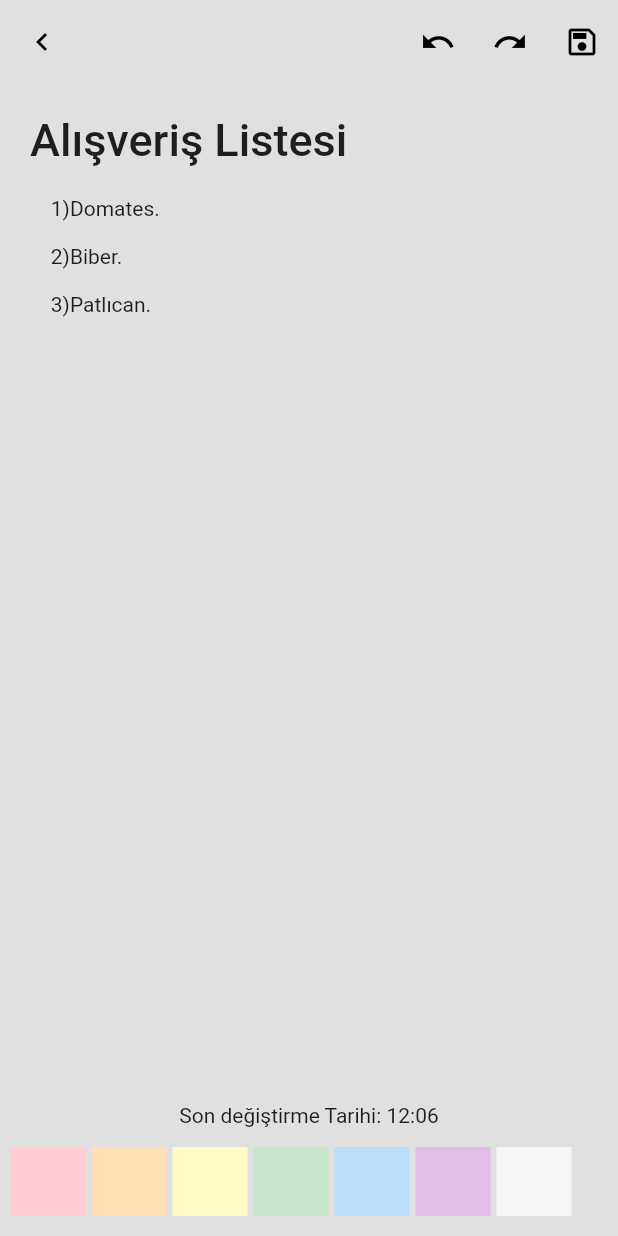
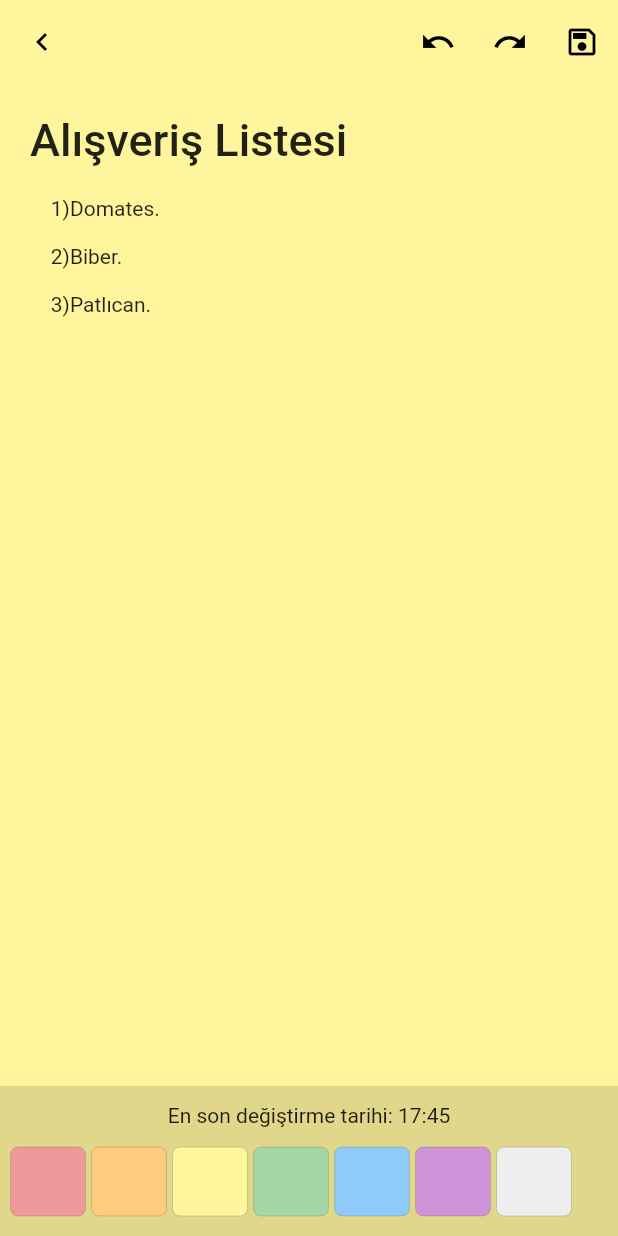
Before and after one commit to AkinBozburun/Note-App-Flutter, a Flutter app: the screen it shows after launch, after a tap on "Alışveriş Listesi", on a phone screen of 412 x 824 dp. Run offline on Flutter 3.47's test engine with Material 2 defaults, Android fonts, the phone set to English and light mode, and no system bars.

Commit message:
UI improvment of color list

```diff
--- a/lib/core/note_list_map.dart
+++ b/lib/core/note_list_map.dart
@@ -2,22 +2,26 @@ List notes =
 [
   {
     "title" : "Yapılacaklar Listesi",
+    "lastChange" : "12:06",
     "note" : """
     1)Ödev.
 
     2)Alışveriş.
 
     3)Temizlik.
-    """
+    """,
+
   },
   {
     "title" : "Alışveriş Listesi",
+    "lastChange" : "17:45",
     "note" : """
     1)Domates.
 
     2)Biber.
 
     3)Patlıcan.
-    """
+    """,
+
   },
 ];
--- a/lib/main.dart
+++ b/lib/main.dart
@@ -1,13 +1,7 @@
 import 'package:flutter/material.dart';
-import 'package:flutter/services.dart';
 import 'package:my_notes_app/view/notes_page.dart';
 void main()
 {
-  SystemChrome.setSystemUIOverlayStyle(const SystemUiOverlayStyle
-  (
-    statusBarColor: Colors.transparent,
-    statusBarIconBrightness: Brightness.dark
-  ));
   runApp(const MyApp());
 }
 
--- a/lib/view/note_page.dart
+++ b/lib/view/note_page.dart
@@ -1,7 +1,7 @@
 import 'package:flutter/material.dart';
-import 'package:flutter/services.dart';
 import 'package:my_notes_app/widgets/colors_list.dart';
 import 'package:my_notes_app/core/note_list_map.dart';
+import 'package:my_notes_app/widgets/widgets.dart';
 
 class NotePage extends StatefulWidget
 {
@@ -24,6 +24,7 @@ class _NotePageState extends State<NotePage>
       backgroundColor: widget.gelencolor,
       appBar: AppBar
       (
+        systemOverlayStyle: tranparentStatusBar(),
         backgroundColor: Colors.transparent,
         elevation: 0,
         leading: IconButton
@@ -58,15 +59,16 @@ class _NotePageState extends State<NotePage>
               ],
             ),
           ),
-          SizedBox
+          Container
           (
+            color: Colors.black12,
             height: 100,
             child: Column
             (
               mainAxisAlignment: MainAxisAlignment.spaceEvenly,
               children:
               [
-                const Text("Son değiştirme Tarihi: 12:06"),
+                Text("En son değiştirme tarihi: ${notes[widget.gelenIndex]["lastChange"]}"),
                 ColorList(),
               ],
             ),
--- a/lib/view/notes_page.dart
+++ b/lib/view/notes_page.dart
@@ -1,5 +1,4 @@
 import 'package:flutter/material.dart';
-import 'package:flutter/services.dart';
 import 'package:my_notes_app/core/note_list_map.dart';
 import 'package:my_notes_app/view/note_page.dart';
 import 'package:my_notes_app/widgets/widgets.dart';
@@ -16,7 +15,7 @@ class _NotesPageState extends State<NotesPage>
 {
   String kullanici = "Akın Bozburun";
 
-  Color noteColor = Colors.grey.shade300;
+  Color noteColor = Colors.yellow.shade200;
 
   @override
   Widget build(BuildContext context)
@@ -25,6 +24,7 @@ class _NotesPageState extends State<NotesPage>
     (
       appBar: AppBar
       (
+        systemOverlayStyle: tranparentStatusBar(),
         title: Column
         (
           crossAxisAlignment: CrossAxisAlignment.start,
--- a/lib/widgets/colors_list.dart
+++ b/lib/widgets/colors_list.dart
@@ -8,31 +8,31 @@ class ColorList extends StatelessWidget
   [
     {
       "name" : "Red",
-      "color" : Colors.red.shade100,
+      "color" : Colors.red.shade200,
     },
     {
       "name" : "Orange",
-      "color" : Colors.orange.shade100,
+      "color" : Colors.orange.shade200,
     },
     {
       "name" : "Yellow",
-      "color" : Colors.yellow.shade100,
+      "color" : Colors.yellow.shade200,
     },
     {
       "name" : "Green",
-      "color" : Colors.green.shade100,
+      "color" : Colors.green.shade200,
     },
     {
       "name" : "Blue",
-      "color" : Colors.blue.shade100,
+      "color" : Colors.blue.shade200,
     },
     {
       "name" : "Purple",
-      "color" : Colors.purple.shade100,
+      "color" : Colors.purple.shade200,
     },
     {
       "name" : "Grey",
-      "color" : Colors.grey.shade100,
+      "color" : Colors.grey.shade200,
     },
   ];
 
@@ -54,7 +54,8 @@ class ColorList extends StatelessWidget
           decoration: BoxDecoration
           (
             color: colors[index]["color"],
-
+            borderRadius: BorderRadius.circular(5),
+            border: Border.all(color: Colors.black,width: 0.1)
           ),
         ),
       ),
--- a/lib/widgets/widgets.dart
+++ b/lib/widgets/widgets.dart
@@ -1,4 +1,5 @@
 import 'package:flutter/material.dart';
+import 'package:flutter/services.dart';
 
 Widget avatar() => GestureDetector
 (
@@ -29,10 +30,17 @@ Widget noteCard(int index,Color noteColor,List note) => Card
 
 Widget addNoteButton() => FloatingActionButton
 (
+  backgroundColor: Colors.blueGrey,
   shape: RoundedRectangleBorder
   (
-    borderRadius: BorderRadius.circular(10),
+    borderRadius: BorderRadius.circular(15),
   ),
   onPressed: () => print("eklendi."),
   child: const Icon(Icons.add),
 );
+
+SystemUiOverlayStyle tranparentStatusBar() => const SystemUiOverlayStyle
+(
+  statusBarColor: Colors.transparent,
+  statusBarIconBrightness: Brightness.dark,
+);
```
